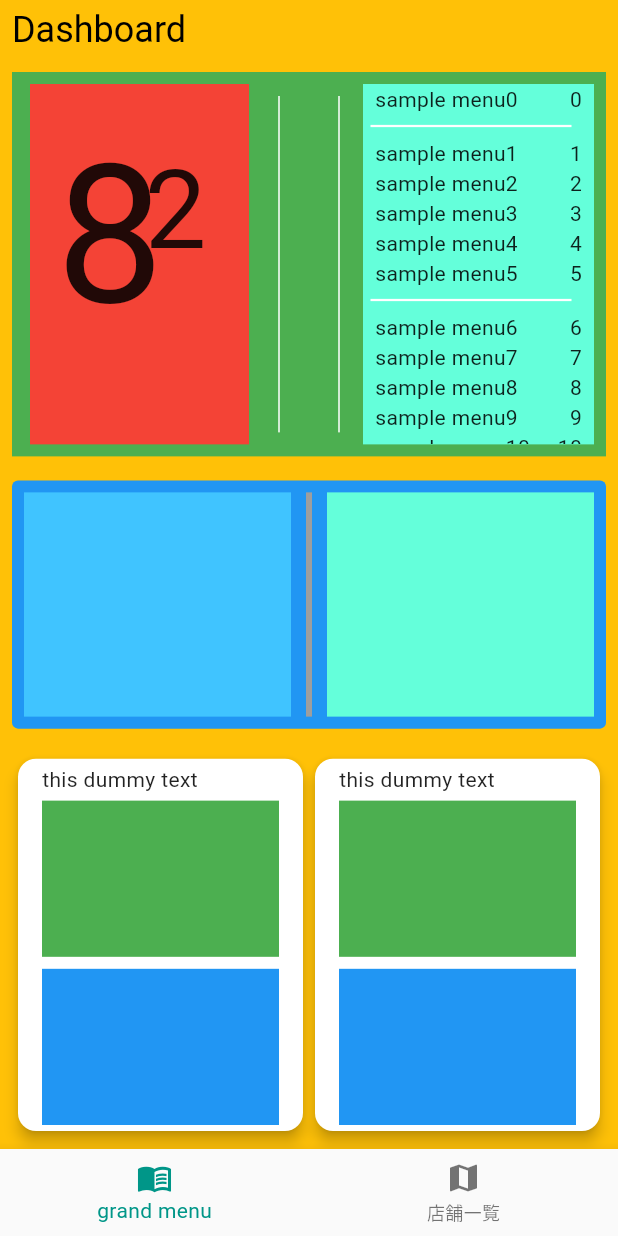
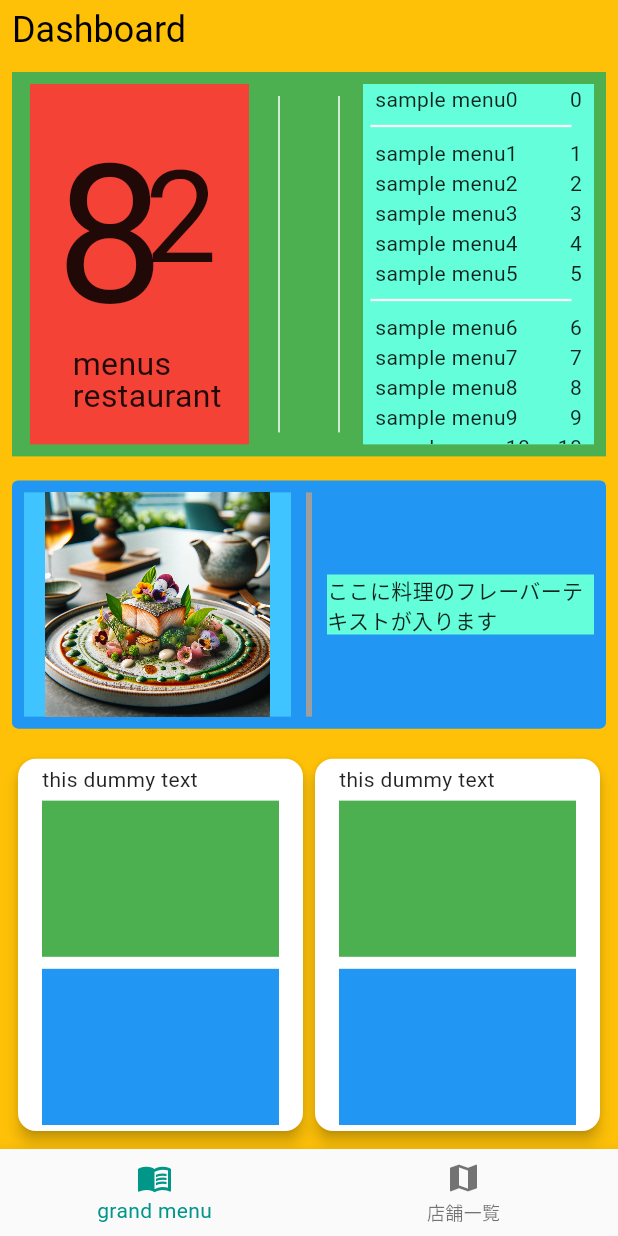
Before and after one commit to Pregum/saizeriya_menu_lottery, a Flutter app: the DashBoardPage screen opened directly, on a phone screen of 412 x 824 dp. Run offline on Flutter 3.47's test engine with Material 2 defaults, Android fonts, the phone set to English and light mode, and no system bars; our stand-ins replace flutter_dotenv, flutter_hooks, freezed_annotation, gap, google_fonts, hooks_riverpod and 3 more; accounts and stored records are empty; generated files the repository leaves out were written again.

Commit message:
update: flutter_genを入れた

```diff
--- a/lib/sandbox/dash_board_page.dart
+++ b/lib/sandbox/dash_board_page.dart
@@ -4,6 +4,7 @@ import 'package:flutter_hooks/flutter_hooks.dart';
 import 'package:gap/gap.dart';
 import 'package:google_fonts/google_fonts.dart';
 import 'package:hooks_riverpod/hooks_riverpod.dart';
+import 'package:saizeriya_menu_lottery/gen/assets.gen.dart';
 import 'package:saizeriya_menu_lottery/sandbox/dummy_data.dart';
 
 void main() {
@@ -79,13 +80,31 @@ class DashBoardPage extends HookConsumerWidget {
                                           fontSize: constraints.maxHeight / 2)),
                                 ),
                                 Positioned(
-                                  top: constraints.maxHeight / 8,
-                                  right: constraints.maxWidth / 6,
+                                  top: constraints.maxHeight / 9,
+                                  right: constraints.maxWidth / 8,
                                   height: constraints.maxHeight,
                                   child: Text('2',
                                       style: TextStyle(
                                           fontSize:
-                                              constraints.maxHeight / 3.5)),
+                                              constraints.maxHeight / 3)),
+                                ),
+                                Positioned(
+                                  top: constraints.maxHeight * 2 / 3,
+                                  left: constraints.maxWidth / 6,
+                                  child: Text(
+                                    'menus',
+                                    style: TextStyle(
+                                        fontSize: constraints.maxHeight / 12),
+                                  ),
+                                ),
+                                Positioned(
+                                  top: constraints.maxHeight * 2.25 / 3,
+                                  left: constraints.maxWidth / 6,
+                                  child: Text(
+                                    'restaurant',
+                                    style: TextStyle(
+                                        fontSize: constraints.maxHeight / 12),
+                                  ),
                                 ),
                               ],
                             ),
@@ -154,12 +173,15 @@ class DashBoardPage extends HookConsumerWidget {
                     borderRadius: BorderRadius.circular(4),
                     color: Colors.blue,
                   ),
-                  child: Row(children: [
-                    Flexible(
+                  child: Row(
+                    children: [
+                      Expanded(
                         flex: 1,
                         child: Container(
                             color: Colors.lightBlueAccent,
-                            margin: const EdgeInsets.all(8))),
+                            margin: const EdgeInsets.all(8),
+                            child: Assets.images.dummyImage.image()),
+                      ),
                       Container(
                         width: 8,
                         padding: const EdgeInsets.symmetric(vertical: 8),
@@ -168,12 +190,20 @@ class DashBoardPage extends HookConsumerWidget {
                           thickness: 4,
                         ),
                       ),
-                    Flexible(
+                      Expanded(
                         flex: 1,
                         child: Container(
                           color: Colors.tealAccent,
-                            margin: const EdgeInsets.all(8))),
-                  ]),
+                          margin: const EdgeInsets.all(8),
+                          child: const Text(
+                            'ここに料理のフレーバーテキストが入ります',
+                            overflow: TextOverflow.ellipsis,
+                            maxLines: 5,
+                          ),
+                        ),
+                      ),
+                    ],
+                  ),
                 ),
               ),
               Flexible(
--- a/pubspec.yaml
+++ b/pubspec.yaml
@@ -45,6 +45,7 @@ dependencies:
   persistent_bottom_nav_bar: ^5.0.2
   gap: ^3.0.1
   google_fonts: ^6.1.0
+  flutter_gen: ^5.3.2
 
 dev_dependencies:
   flutter_test:
@@ -62,6 +63,7 @@ dev_dependencies:
   riverpod_lint: ^2.3.3
   freezed: ^2.4.5
   json_serializable: ^6.7.1
+  flutter_gen_runner: ^5.3.2
 
 analyzer:
   exclude:
@@ -84,6 +86,7 @@ flutter:
   # To add assets to your application, add an assets section, like this:
   assets:
     - .env
+    - assets/images/dummy_image.png
   # assets:
   #   - images/a_dot_burr.jpeg
   #   - images/a_dot_ham.jpeg
```
Also changed, not shown: lib/gen/assets.gen.dart (added, +101 -0 lines), assets/images/dummy_image.png (added), pubspec.lock. Lines whose indentation alone changed are shown as unchanged.
